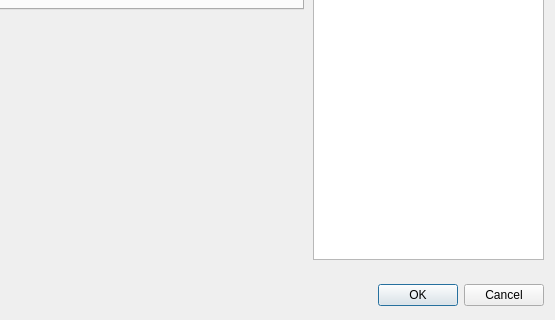
Before: the Qt Designer form nvdb_qgis_plugin_dialog_base.ui in vtfk/NVDB-qgis-plugin, drawn with Qt 5; both pictures show x 317 to 872 and y 271 to 591 of the 872 by 591 pixel window.
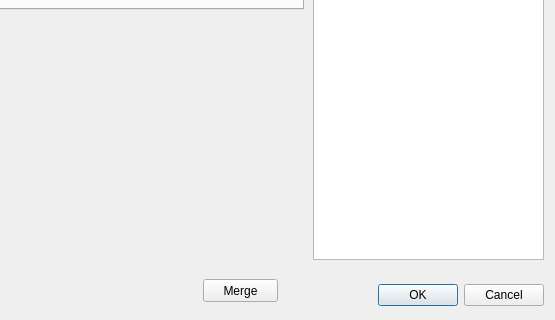
After: the same form once the commit is applied.

Commit message: merging av layers

What changed in the file:
```diff
--- a/nvdb_qgis_plugin_dialog_base.ui
+++ b/nvdb_qgis_plugin_dialog_base.ui
@@ -293,6 +293,19 @@
     </widget>
    </widget>
   </widget>
+  <widget class="QPushButton" name="mergeButton">
+   <property name="geometry">
+    <rect>
+     <x>520</x>
+     <y>550</y>
+     <width>75</width>
+     <height>23</height>
+    </rect>
+   </property>
+   <property name="text">
+    <string>Merge</string>
+   </property>
+  </widget>
  </widget>
  <resources/>
  <connections>
```
The commit also changes 1 other file.
